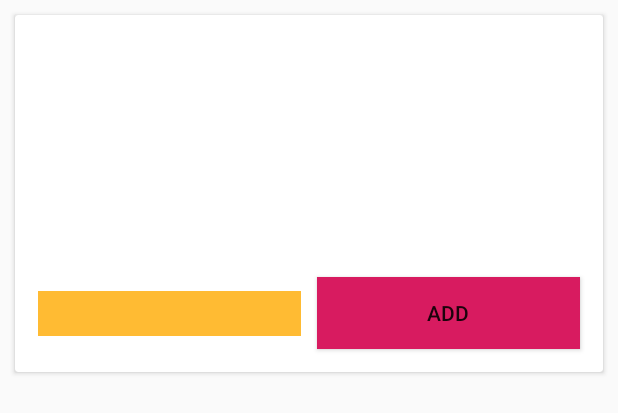
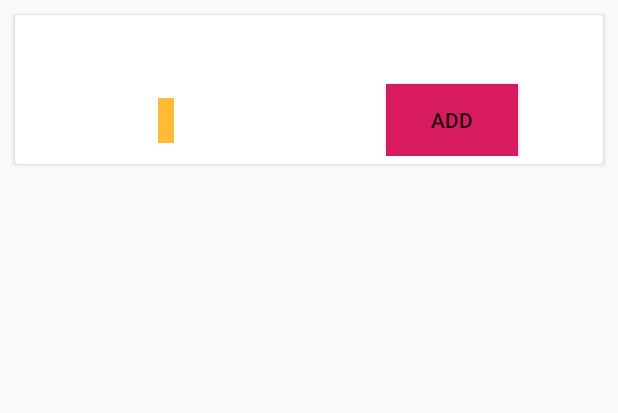
Before and after one commit to yuliyabondarenko/bookstore-android-app, an Android app: the layout book_list_item.xml on its own in the app's theme, with its tools: preview values and no code run, on a phone screen of 412 x 824 dp. Shown: the top 413 px of the screen. Run offline under Robolectric (Android 15) with nearby library versions, the phone set to English and light mode, and no system bars.

Commit message:
refactor Book List item view

```diff
--- a/app/src/main/java/com/jubee/bookstore/MainActivity.kt
+++ b/app/src/main/java/com/jubee/bookstore/MainActivity.kt
@@ -18,7 +18,7 @@ class MainActivity : AppCompatActivity() {
 
         bookRecyclerView.layoutManager = GridLayoutManager(this, 2)
 
-        NetworkClient.getBookApiService().getBookList(3, 1, "price,desc").enqueue(object: Callback<BookCollectionApiResponse> {
+        NetworkClient.getBookApiService().getBookList(null, null, "price,desc").enqueue(object: Callback<BookCollectionApiResponse> {
             override fun onFailure(call: Call<BookCollectionApiResponse>, t: Throwable) {
                 TODO("not implemented")
             }
--- a/app/src/main/res/layout/book_list_item.xml
+++ b/app/src/main/res/layout/book_list_item.xml
@@ -20,30 +20,30 @@
 
         <androidx.constraintlayout.widget.ConstraintLayout
             android:layout_width="match_parent"
-            android:layout_height="wrap_content"
-            android:layout_margin="10dp"
-            android:orientation="vertical">
+            android:layout_height="match_parent"
+            android:padding="5dp">
 
             <TextView
                 android:id="@+id/bookName"
                 android:layout_width="match_parent"
                 android:layout_height="wrap_content"
-                android:padding="20dp"
+                android:padding="5dp"
                 android:text="@{book.name}"
                 android:textAlignment="center"
                 app:layout_constraintEnd_toEndOf="parent"
-                app:layout_constraintHorizontal_bias="0.0"
                 app:layout_constraintStart_toStartOf="parent"
                 app:layout_constraintTop_toTopOf="parent" />
 
             <ImageView
                 android:id="@+id/bookImage"
-                android:layout_width="match_parent"
-                android:layout_height="100dp"
+                android:layout_width="wrap_content"
+                android:layout_height="wrap_content"
+                android:adjustViewBounds="true"
                 android:contentDescription="@string/book_image_description"
+                android:padding="5dp"
                 app:imageUrl="@{book.photo}"
+                app:layout_constraintBottom_toTopOf="@id/addButton"
                 app:layout_constraintEnd_toEndOf="parent"
-                app:layout_constraintHorizontal_bias="0.0"
                 app:layout_constraintStart_toStartOf="parent"
                 app:layout_constraintTop_toBottomOf="@+id/bookName" />
 
@@ -56,47 +56,43 @@
 
             <TextView
                 android:id="@+id/bookPrice"
-                android:layout_width="0dp"
+                android:layout_width="wrap_content"
                 android:layout_height="wrap_content"
                 android:background="@android:color/holo_orange_light"
                 android:padding="5dp"
-                android:layout_margin="5dp"
                 android:text="@{'$' +String.valueOf(book.price)}"
                 android:textAlignment="center"
                 app:layout_constraintBottom_toBottomOf="@+id/addButton"
                 app:layout_constraintEnd_toStartOf="@+id/guideline"
-                app:layout_constraintHorizontal_bias="0.0"
                 app:layout_constraintStart_toStartOf="parent"
                 app:layout_constraintTop_toTopOf="@+id/addButton" />
 
+            <Button
+                android:id="@+id/addButton"
+                android:layout_width="wrap_content"
+                android:layout_height="wrap_content"
+                android:background="@color/colorAccent"
+                android:text="@string/add_to_cart"
+                android:textAlignment="center"
+                android:visibility="@{book.absent ? View.VISIBLE : View.INVISIBLE}"
+                app:layout_constraintBottom_toBottomOf="parent"
+                app:layout_constraintEnd_toEndOf="parent"
+                app:layout_constraintStart_toEndOf="@id/guideline" />
+
+
             <TextView
                 android:id="@+id/bookAbsent"
-                android:layout_width="0dp"
+                android:layout_width="wrap_content"
                 android:layout_height="wrap_content"
+                android:background="@android:color/darker_gray"
                 android:padding="5dp"
-                android:layout_margin="5dp"
-                android:background="@android:color/darker_gray"
                 android:text="@string/absent"
                 android:textAlignment="center"
                 android:visibility="@{book.absent ? View.GONE : View.VISIBLE}"
-                app:layout_constraintBottom_toBottomOf="parent"
+                app:layout_constraintBottom_toBottomOf="@+id/bookPrice"
                 app:layout_constraintEnd_toEndOf="parent"
                 app:layout_constraintStart_toEndOf="@id/guideline"
-                app:layout_constraintTop_toBottomOf="@id/bookImage"/>
-
-            <Button
-                android:id="@+id/addButton"
-                android:layout_width="0dp"
-                android:layout_height="wrap_content"
-                android:text="@string/add_to_cart"
-                android:textAlignment="center"
-                android:layout_margin="5dp"
-                android:background="@color/colorAccent"
-                android:visibility="@{book.absent ? View.VISIBLE : View.GONE}"
-                app:layout_constraintBottom_toBottomOf="parent"
-                app:layout_constraintEnd_toEndOf="parent"
-                app:layout_constraintStart_toEndOf="@id/guideline"
-                app:layout_constraintTop_toBottomOf="@id/bookImage" />
+                app:layout_constraintTop_toTopOf="@+id/bookPrice" />
 
         </androidx.constraintlayout.widget.ConstraintLayout>
 
```
